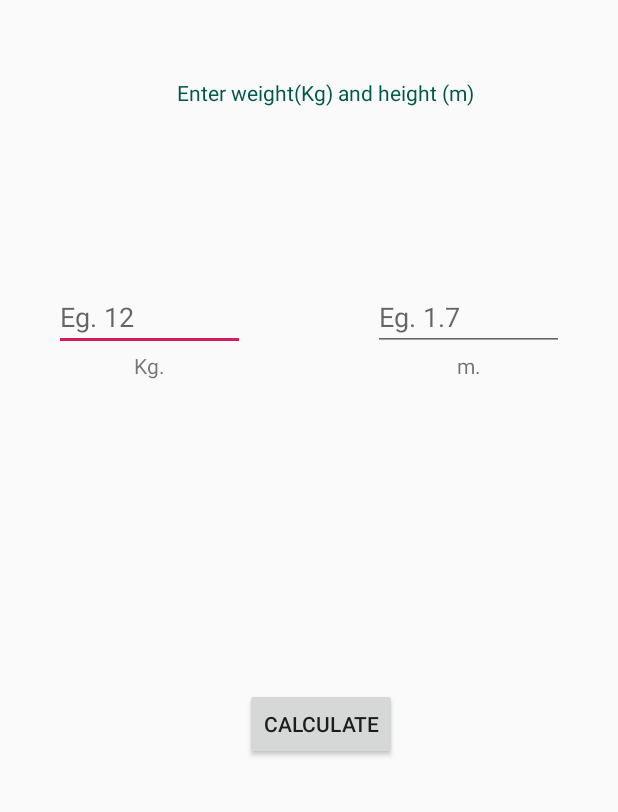
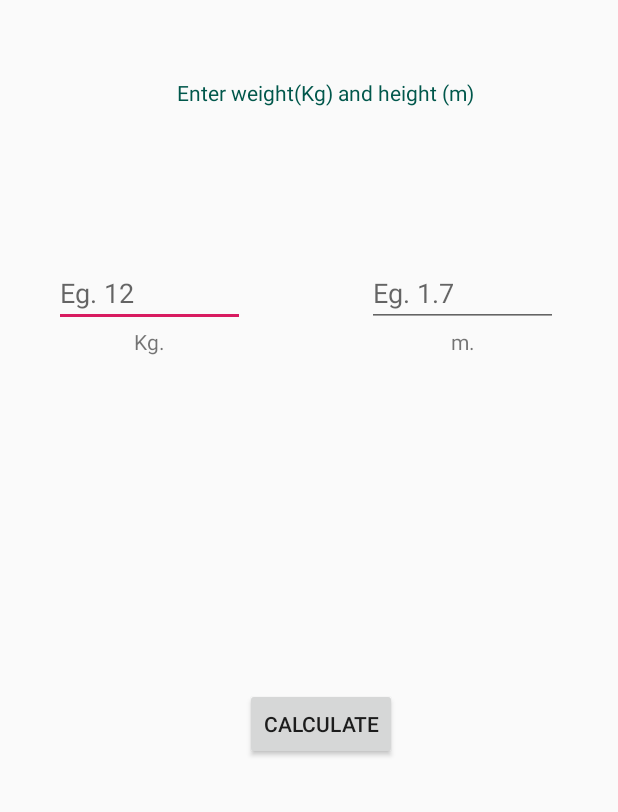
Before and after one commit to bxettri/BMIcalc, an Android app: the screen it shows after launch (MainActivity), on a phone screen of 412 x 824 dp, the part 424-1236 px from its top. Run offline under Robolectric (Android 15) with nearby library versions, the phone set to English and light mode, and no system bars.

```diff
--- a/app/src/main/java/com/example/bmicalculator/MainActivity.java
+++ b/app/src/main/java/com/example/bmicalculator/MainActivity.java
@@ -7,6 +7,7 @@ import android.view.View;
 import android.widget.Button;
 import android.widget.EditText;
 import android.widget.TextView;
+import android.widget.Toast;
 
 public class MainActivity extends AppCompatActivity implements View.OnClickListener {
     TextView txtRes;
@@ -25,28 +26,45 @@ public class MainActivity extends AppCompatActivity implements View.OnClickListe
         btncal.setOnClickListener((View.OnClickListener) this);
     }
 
+    public boolean valid(){
+        if(et1.getText().toString().trim().equals("") || et2.getText().toString().trim().equals("")){
+            return true;
+        }
+        else{
+            return false;
+        }
+    }
+
     @Override
     public void onClick(View v) {
+
 
         String weight = et1.getText().toString();
         String height = et2.getText().toString();
 
+        if(!valid()) {
+
+
             float w = Float.parseFloat(weight);
-        float h =Float.parseFloat(height);
+            float h = Float.parseFloat(height);
 
             float bmi = w / (h * h);
 
             String category;
             if (bmi < 18f) {
                 category = " underweight";
-        } else if (bmi >=18f && bmi <= 25f) {
+            } else if (bmi >= 18f && bmi <= 25f) {
                 category = "Normal";
 
             } else {
-            category ="Overweight";
+                category = "Overweight";
             }
             category = bmi + "\n\n" + category;
-        txtRes.setText("BMI="+category);
-
+            txtRes.setText("BMI=" + category);
+        }
+        else
+        {
+            Toast.makeText(this,"Please fill all the fields", Toast.LENGTH_LONG).show();
         }
     }
+}
--- a/app/src/main/res/layout/activity_main.xml
+++ b/app/src/main/res/layout/activity_main.xml
@@ -38,7 +38,9 @@
         android:layout_height="42dp"
         android:layout_marginStart="36dp"
         android:layout_marginLeft="36dp"
-        android:layout_marginTop="192dp"
+        android:layout_marginTop="176dp"
+        android:singleLine="true"
+        android:maxLength="3"
         android:ems="10"
         android:hint="Eg. 12"
         android:inputType="number"
@@ -49,9 +51,11 @@
         android:id="@+id/txtHeight"
         android:layout_width="127dp"
         android:layout_height="42dp"
-        android:layout_marginTop="192dp"
-        android:layout_marginEnd="36dp"
-        android:layout_marginRight="36dp"
+        android:layout_marginTop="176dp"
+        android:singleLine="true"
+        android:maxLength="3"
+        android:layout_marginEnd="40dp"
+        android:layout_marginRight="40dp"
         android:ems="10"
         android:hint="Eg. 1.7"
 
@@ -94,13 +98,15 @@
         android:layout_width="wrap_content"
         android:layout_height="wrap_content"
         android:text=""
+        android:textColor="@android:color/holo_blue_dark"
+        android:textSize="18sp"
         app:layout_constraintBottom_toTopOf="@+id/btnCalculate"
         app:layout_constraintEnd_toEndOf="parent"
+        app:layout_constraintHorizontal_bias="0.498"
         app:layout_constraintStart_toStartOf="parent"
         app:layout_constraintTop_toBottomOf="@+id/textView"
-        app:layout_constraintVertical_bias="0.732"
-        tools:ignore="MissingConstraints"
-        android:textColor="@android:color/holo_blue_dark"/>
+        app:layout_constraintVertical_bias="0.79"
+        tools:ignore="MissingConstraints" />
 
 
 </androidx.constraintlayout.widget.ConstraintLayout>
```
Lines whose indentation alone changed are shown as unchanged.
